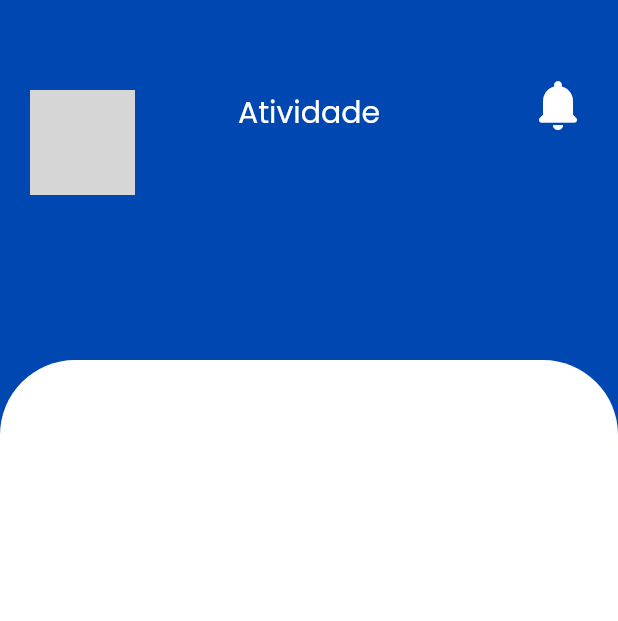
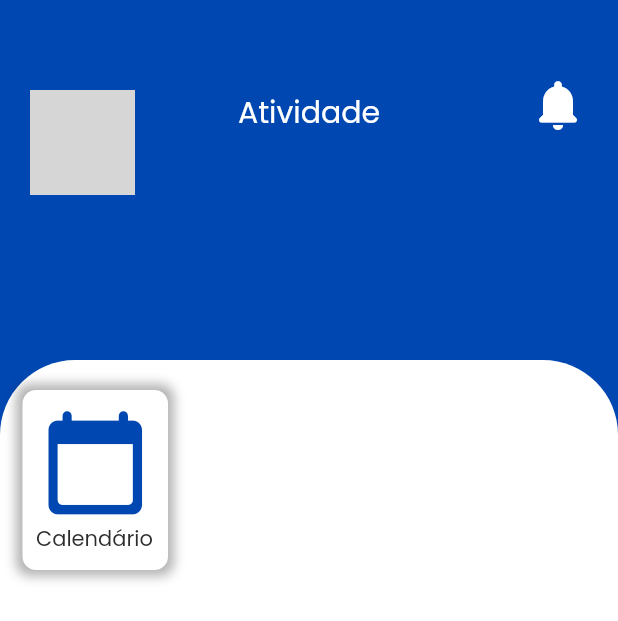
Before and after one commit to gchavess/taskwise-mobile, a Flutter app: the screen it shows after launch, on a phone screen of 412 x 824 dp. Shown: the top 621 px of the screen. Run offline on Flutter 3.47's test engine with Material 2 defaults, Android fonts, the light colour scheme and no system bars; our stand-ins replace dotted_border, google_fonts, timeline_tile; grey boxes are pictures that could not be loaded.

Commit message:
Home Page

```diff
--- a/lib/screens/home/home.dart
+++ b/lib/screens/home/home.dart
@@ -1,5 +1,6 @@
 import 'package:flutter/material.dart';
 import 'package:google_fonts/google_fonts.dart';
+import 'package:http/http.dart';
 
 class HomePage extends StatelessWidget {
   const HomePage({super.key});
@@ -79,7 +80,74 @@ class HomePage extends StatelessWidget {
                       borderRadius: BorderRadius.only(
                           topLeft: Radius.circular(50),
                           topRight: Radius.circular(50))),
+                  // child: Column(
+                  //   crossAxisAlignment: CrossAxisAlignment.start,
+                  //   children: [
+                  //     Container(
+                  //       padding: const EdgeInsets.all(8),
+                  //       decoration: const BoxDecoration(
+                  //           shape: BoxShape.circle, color: Colors.blue),
+                  //       child: const Icon(
+                  //         Icons.add,
+                  //         color: Color.fromARGB(255, 255, 88, 88),
+                  //         size: 40,
+                  //       ),
+                  //     ),
+                  //   ],
+                  // ),
+                  child: Row(
+                    crossAxisAlignment: CrossAxisAlignment.start,
+                    children: [
+                      InkWell(
+                        onTap: () {},
+                        child: Container(
+                          padding: const EdgeInsets.all(9),
+                          constraints: const BoxConstraints(
+                              minHeight: 0, maxHeight: 120),
+                          decoration: BoxDecoration(
+                              color: const Color.fromARGB(255, 255, 255, 255),
+                              borderRadius: BorderRadius.circular(9),
+                              boxShadow: const [
+                                BoxShadow(
+                                  color: Color.fromARGB(77, 0, 0, 0),
+                                  blurRadius: 6,
+                                  spreadRadius: 4,
+                                ),
+                              ]),
+                          child: Column(
+                            crossAxisAlignment: CrossAxisAlignment.start,
+                            children: [
+                              Container(
+                                padding: const EdgeInsets.all(2),
+                                decoration: const BoxDecoration(
+                                  color: Color.fromARGB(255, 255, 255, 255),
+                                  shape: BoxShape.rectangle,
+                                ),
+                                child: const Icon(
+                                  Icons.calendar_today_rounded,
+                                  color: Color.fromARGB(255, 0, 71, 178),
+                                  size: 75,
+                                ),
+                              ),
+                              const SizedBox(height: 1),
+                              Text(
+                                'Calendário',
+                                style: GoogleFonts.poppins(
+                                    color:
+                                        const Color.fromARGB(255, 45, 45, 45)),
                               )
+                            ],
+                          ),
+                          // child: const Text(
+                          //   'Opaaaa',
+                          //   style: TextStyle(
+
+                          //   ),
+                          // ),
+                        ),
+                      )
+                    ],
+                  )),
             ],
           ),
         ));
--- a/pubspec.yaml
+++ b/pubspec.yaml
@@ -22,4 +22,4 @@ dev_dependencies:
 flutter:
   uses-material-design: true
   assets:
-    - assets/images/
+    - assets/images/imagemTeste.jpg
```
Lines whose indentation alone changed are shown as unchanged.
